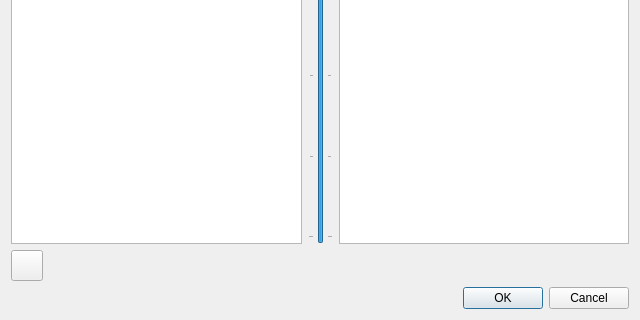
The window that src/statisticsdialog.ui (orgads/ConnectedCreatorPlugin) describes before a commit, drawn with Qt 5; both pictures show x 0 to 640 and y 160 to 480 of the 640 by 480 pixel window.
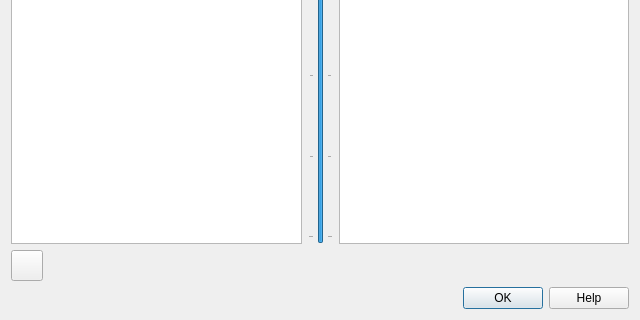
The same window after the commit. Icons and pictures are not drawn. Custom widgets are drawn as their Qt base class.

```diff
--- a/src/statisticsdialog.ui
+++ b/src/statisticsdialog.ui
@@ -289,7 +289,7 @@
       <enum>Qt::Horizontal</enum>
      </property>
      <property name="standardButtons">
-      <set>QDialogButtonBox::Cancel|QDialogButtonBox::Ok</set>
+      <set>QDialogButtonBox::Help|QDialogButtonBox::Ok</set>
      </property>
     </widget>
    </item>
```
